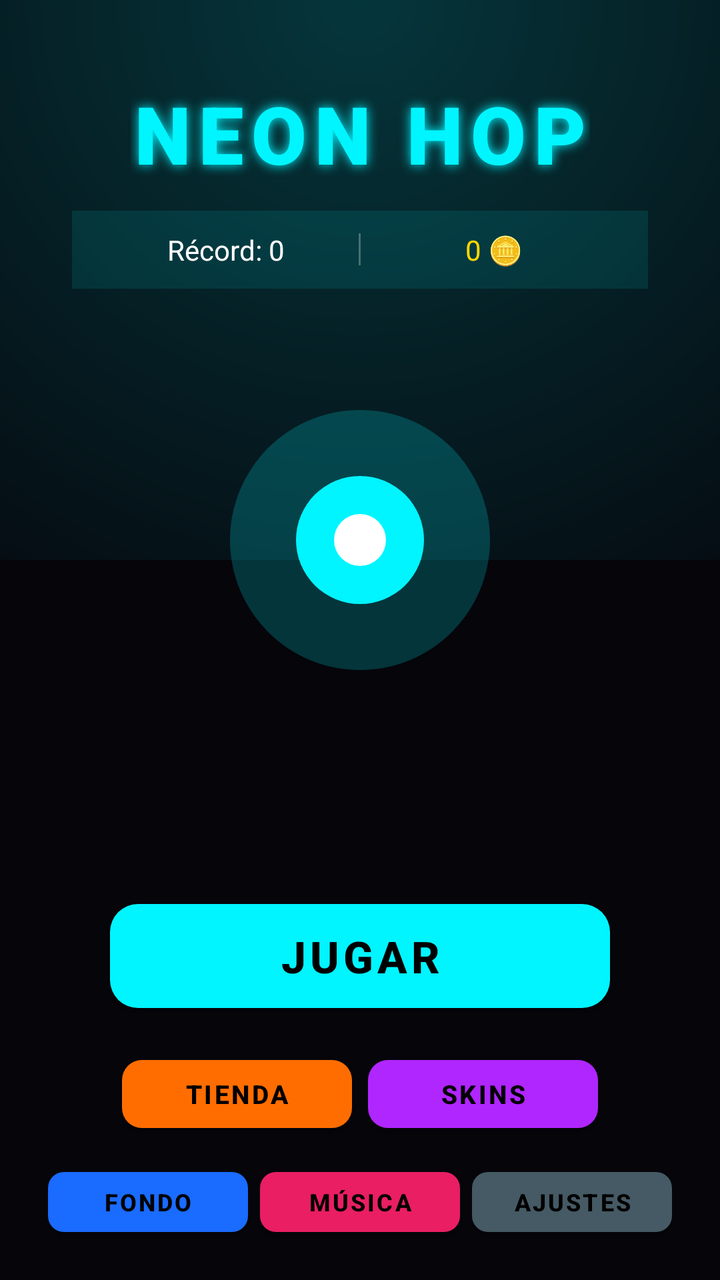
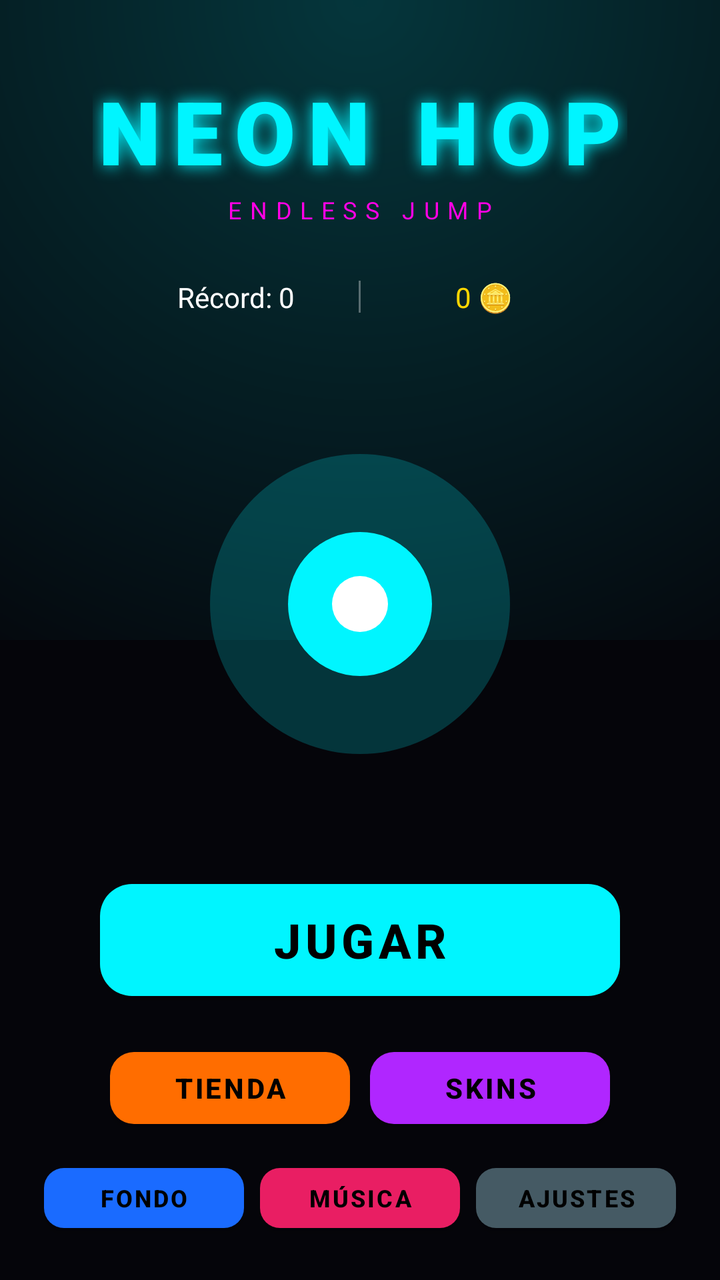

Compare the two renders of this Android layout. The source of the first and the diff that turns it into the second are given below.
<!-- AndroidManifest.xml: activity theme Theme.NeonRush -->
<!-- res/layout/activity_main.xml -->
<?xml version="1.0" encoding="utf-8"?>
<androidx.constraintlayout.widget.ConstraintLayout
    xmlns:android="http://schemas.android.com/apk/res/android"
    xmlns:app="http://schemas.android.com/apk/res-auto"
    android:layout_width="match_parent"
    android:layout_height="match_parent"
    android:background="#05050A">

    <View
        android:id="@+id/topGlow"
        android:layout_width="match_parent"
        android:layout_height="280dp"
        android:background="@drawable/bg_top_glow"
        app:layout_constraintTop_toTopOf="parent" />

    
    <FrameLayout
        android:id="@+id/characterPreview"
        android:layout_width="130dp"
        android:layout_height="130dp"
        app:layout_constraintTop_toTopOf="parent"
        app:layout_constraintBottom_toBottomOf="parent"
        app:layout_constraintStart_toStartOf="parent"
        app:layout_constraintEnd_toEndOf="parent"
        android:layout_marginBottom="100dp">

        <View
            android:layout_width="130dp"
            android:layout_height="130dp"
            android:background="@drawable/character_glow"
            android:layout_gravity="center" />
        <View
            android:layout_width="64dp"
            android:layout_height="64dp"
            android:background="@drawable/character_body"
            android:layout_gravity="center" />
        <View
            android:layout_width="26dp"
            android:layout_height="26dp"
            android:background="@drawable/character_core"
            android:layout_gravity="center" />
    </FrameLayout>

    <TextView
        android:id="@+id/tvTitle"
        android:layout_width="wrap_content"
        android:layout_height="wrap_content"
        android:text="NEON HOP"
        android:textColor="#00F5FF"
        android:textSize="40sp"
        android:textStyle="bold"
        android:fontFamily="sans-serif-black"
        android:letterSpacing="0.1"
        android:shadowColor="#00F5FF"
        android:shadowRadius="14"
        app:layout_constraintTop_toTopOf="parent"
        app:layout_constraintStart_toStartOf="parent"
        app:layout_constraintEnd_toEndOf="parent"
        android:layout_marginTop="40dp" />

    <LinearLayout
        android:id="@+id/statsBar"
        android:layout_width="0dp"
        android:layout_height="wrap_content"
        android:orientation="horizontal"
        android:gravity="center"
        android:padding="10dp"
        android:background="#1A00F5FF"
        app:layout_constraintTop_toBottomOf="@id/tvTitle"
        app:layout_constraintStart_toStartOf="parent"
        app:layout_constraintEnd_toEndOf="parent"
        android:layout_marginTop="12dp"
        android:layout_marginStart="36dp"
        android:layout_marginEnd="36dp">

        <TextView
            android:id="@+id/tvHighScore"
            android:layout_width="0dp"
            android:layout_height="wrap_content"
            android:layout_weight="1"
            android:text="Récord: 0"
            android:textColor="#FFFFFF"
            android:textSize="14sp"
            android:gravity="center" />

        <View
            android:layout_width="1dp"
            android:layout_height="16dp"
            android:background="#44FFFFFF" />

        <TextView
            android:id="@+id/tvCoins"
            android:layout_width="0dp"
            android:layout_height="wrap_content"
            android:layout_weight="1"
            android:text="0 🪙"
            android:textColor="#FFD700"
            android:textSize="14sp"
            android:gravity="center" />
    </LinearLayout>

    
    <com.google.android.material.button.MaterialButton
        android:id="@+id/btnPlay"
        android:layout_width="250dp"
        android:layout_height="64dp"
        android:text="JUGAR"
        android:textSize="22sp"
        android:textStyle="bold"
        android:textColor="#000000"
        app:backgroundTint="#00F5FF"
        app:cornerRadius="14dp"
        app:layout_constraintBottom_toTopOf="@id/rowButtons1"
        app:layout_constraintStart_toStartOf="parent"
        app:layout_constraintEnd_toEndOf="parent"
        android:layout_marginBottom="14dp" />

    
    <LinearLayout
        android:id="@+id/rowButtons1"
        android:layout_width="wrap_content"
        android:layout_height="wrap_content"
        android:orientation="horizontal"
        app:layout_constraintBottom_toTopOf="@id/rowButtons2"
        app:layout_constraintStart_toStartOf="parent"
        app:layout_constraintEnd_toEndOf="parent"
        android:layout_marginBottom="10dp">

        <com.google.android.material.button.MaterialButton
            android:id="@+id/btnShop"
            android:layout_width="115dp"
            android:layout_height="46dp"
            android:text="TIENDA"
            android:textSize="13sp"
            android:textStyle="bold"
            app:backgroundTint="#FF6D00"
            app:cornerRadius="10dp"
            android:layout_marginEnd="8dp" />

        <com.google.android.material.button.MaterialButton
            android:id="@+id/btnSkins"
            android:layout_width="115dp"
            android:layout_height="46dp"
            android:text="SKINS"
            android:textSize="13sp"
            android:textStyle="bold"
            app:backgroundTint="#B026FF"
            app:cornerRadius="10dp" />
    </LinearLayout>

    
    <LinearLayout
        android:id="@+id/rowButtons2"
        android:layout_width="wrap_content"
        android:layout_height="wrap_content"
        android:orientation="horizontal"
        app:layout_constraintBottom_toTopOf="@id/adBannerContainer"
        app:layout_constraintStart_toStartOf="parent"
        app:layout_constraintEnd_toEndOf="parent"
        android:layout_marginBottom="18dp">

        <com.google.android.material.button.MaterialButton
            android:id="@+id/btnBackground"
            android:layout_width="100dp"
            android:layout_height="42dp"
            android:text="FONDO"
            android:textSize="12sp"
            android:textStyle="bold"
            app:backgroundTint="#1A6BFF"
            app:cornerRadius="8dp"
            android:layout_marginEnd="6dp" />

        <com.google.android.material.button.MaterialButton
            android:id="@+id/btnMusic"
            android:layout_width="100dp"
            android:layout_height="42dp"
            android:text="MÚSICA"
            android:textSize="12sp"
            android:textStyle="bold"
            app:backgroundTint="#E91E63"
            app:cornerRadius="8dp"
            android:layout_marginEnd="6dp" />

        <com.google.android.material.button.MaterialButton
            android:id="@+id/btnSettings"
            android:layout_width="100dp"
            android:layout_height="42dp"
            android:text="AJUSTES"
            android:textSize="12sp"
            android:textStyle="bold"
            app:backgroundTint="#455A64"
            app:cornerRadius="8dp" />
    </LinearLayout>

    <FrameLayout
        android:id="@+id/adBannerContainer"
        android:layout_width="match_parent"
        android:layout_height="wrap_content"
        app:layout_constraintBottom_toBottomOf="parent"
        app:layout_constraintStart_toStartOf="parent"
        app:layout_constraintEnd_toEndOf="parent" />

</androidx.constraintlayout.widget.ConstraintLayout>
<!-- resources referenced by this layout -->
<resources>
  <!-- drawable bg_top_glow (drawable) -->
  <?xml version="1.0" encoding="utf-8"?>
  <shape xmlns:android="http://schemas.android.com/apk/res/android">
      <gradient
          android:type="radial"
          android:gradientRadius="400dp"
          android:centerX="0.5"
          android:centerY="0.0"
          android:startColor="#3300F5FF"
          android:endColor="#0005050A" />
  </shape>
  <!-- drawable character_body (drawable) -->
  <?xml version="1.0" encoding="utf-8"?>
  <shape xmlns:android="http://schemas.android.com/apk/res/android" android:shape="oval">
      <solid android:color="#00F5FF" />
  </shape>
  <!-- drawable character_core (drawable) -->
  <?xml version="1.0" encoding="utf-8"?>
  <shape xmlns:android="http://schemas.android.com/apk/res/android" android:shape="oval">
      <solid android:color="#FFFFFF" />
  </shape>
  <!-- drawable character_glow (drawable) -->
  <?xml version="1.0" encoding="utf-8"?>
  <shape xmlns:android="http://schemas.android.com/apk/res/android" android:shape="oval">
      <solid android:color="#3300F5FF" />
  </shape>
  <style name="Theme.NeonRush" parent="Theme.MaterialComponents.DayNight.NoActionBar">
          <item name="colorPrimary">@color/neon_cyan</item>
          <item name="colorPrimaryVariant">@color/neon_purple</item>
          <item name="colorOnPrimary">@color/black</item>
          <item name="colorSecondary">@color/neon_magenta</item>
          <item name="android:statusBarColor">@color/darker_bg</item>
          <item name="android:navigationBarColor">@color/darker_bg</item>
          <item name="android:windowBackground">@color/dark_bg</item>
      </style>
  <color name="neon_cyan">#FF00F5FF</color>
  <color name="neon_purple">#FFB026FF</color>
  <color name="black">#FF000000</color>
  <color name="neon_magenta">#FFFF00E5</color>
  <color name="darker_bg">#FF050508</color>
  <color name="dark_bg">#FF0A0A12</color>
</resources>

<!-- the commit's change to res/layout/activity_main.xml (unified diff, before → after) -->
@@ -6,72 +6,61 @@
     android:layout_height="match_parent"
     android:background="#05050A">
 
+    
     <View
         android:id="@+id/topGlow"
         android:layout_width="match_parent"
-        android:layout_height="280dp"
+        android:layout_height="320dp"
         android:background="@drawable/bg_top_glow"
         app:layout_constraintTop_toTopOf="parent" />
 
     
-    <FrameLayout
-        android:id="@+id/characterPreview"
-        android:layout_width="130dp"
-        android:layout_height="130dp"
-        app:layout_constraintTop_toTopOf="parent"
-        app:layout_constraintBottom_toBottomOf="parent"
-        app:layout_constraintStart_toStartOf="parent"
-        app:layout_constraintEnd_toEndOf="parent"
-        android:layout_marginBottom="100dp">
-
-        <View
-            android:layout_width="130dp"
-            android:layout_height="130dp"
-            android:background="@drawable/character_glow"
-            android:layout_gravity="center" />
-        <View
-            android:layout_width="64dp"
-            android:layout_height="64dp"
-            android:background="@drawable/character_body"
-            android:layout_gravity="center" />
-        <View
-            android:layout_width="26dp"
-            android:layout_height="26dp"
-            android:background="@drawable/character_core"
-            android:layout_gravity="center" />
-    </FrameLayout>
-
     <TextView
         android:id="@+id/tvTitle"
         android:layout_width="wrap_content"
         android:layout_height="wrap_content"
         android:text="NEON HOP"
         android:textColor="#00F5FF"
-        android:textSize="40sp"
+        android:textSize="44sp"
         android:textStyle="bold"
         android:fontFamily="sans-serif-black"
-        android:letterSpacing="0.1"
+        android:letterSpacing="0.14"
         android:shadowColor="#00F5FF"
-        android:shadowRadius="14"
+        android:shadowRadius="20"
         app:layout_constraintTop_toTopOf="parent"
         app:layout_constraintStart_toStartOf="parent"
         app:layout_constraintEnd_toEndOf="parent"
-        android:layout_marginTop="40dp" />
-
+        android:layout_marginTop="36dp" />
+
+    <TextView
+        android:id="@+id/tvSubtitle"
+        android:layout_width="wrap_content"
+        android:layout_height="wrap_content"
+        android:text="ENDLESS JUMP"
+        android:textColor="#FF00E5"
+        android:textSize="12sp"
+        android:letterSpacing="0.35"
+        app:layout_constraintTop_toBottomOf="@id/tvTitle"
+        app:layout_constraintStart_toStartOf="parent"
+        app:layout_constraintEnd_toEndOf="parent"
+        android:layout_marginTop="2dp" />
+
+    
     <LinearLayout
         android:id="@+id/statsBar"
         android:layout_width="0dp"
         android:layout_height="wrap_content"
         android:orientation="horizontal"
         android:gravity="center"
-        android:padding="10dp"
-        android:background="#1A00F5FF"
-        app:layout_constraintTop_toBottomOf="@id/tvTitle"
-        app:layout_constraintStart_toStartOf="parent"
-        app:layout_constraintEnd_toEndOf="parent"
-        android:layout_marginTop="12dp"
-        android:layout_marginStart="36dp"
-        android:layout_marginEnd="36dp">
+        android:paddingVertical="10dp"
+        android:paddingHorizontal="16dp"
+        android:background="@drawable/bg_stats_bar"
+        app:layout_constraintTop_toBottomOf="@id/tvSubtitle"
+        app:layout_constraintStart_toStartOf="parent"
+        app:layout_constraintEnd_toEndOf="parent"
+        android:layout_marginTop="16dp"
+        android:layout_marginStart="40dp"
+        android:layout_marginEnd="40dp">
 
         <TextView
             android:id="@+id/tvHighScore"
@@ -86,7 +75,7 @@
         <View
             android:layout_width="1dp"
             android:layout_height="16dp"
-            android:background="#44FFFFFF" />
+            android:background="#55FFFFFF" />
 
         <TextView
             android:id="@+id/tvCoins"
@@ -100,20 +89,48 @@
     </LinearLayout>
 
     
+    <FrameLayout
+        android:id="@+id/characterPreview"
+        android:layout_width="150dp"
+        android:layout_height="150dp"
+        app:layout_constraintTop_toBottomOf="@id/statsBar"
+        app:layout_constraintBottom_toTopOf="@id/btnPlay"
+        app:layout_constraintStart_toStartOf="parent"
+        app:layout_constraintEnd_toEndOf="parent">
+
+        <View
+            android:layout_width="150dp"
+            android:layout_height="150dp"
+            android:background="@drawable/character_glow"
+            android:layout_gravity="center" />
+        <View
+            android:layout_width="72dp"
+            android:layout_height="72dp"
+            android:background="@drawable/character_body"
+            android:layout_gravity="center" />
+        <View
+            android:layout_width="28dp"
+            android:layout_height="28dp"
+            android:background="@drawable/character_core"
+            android:layout_gravity="center" />
+    </FrameLayout>
+
+    
     <com.google.android.material.button.MaterialButton
         android:id="@+id/btnPlay"
-        android:layout_width="250dp"
-        android:layout_height="64dp"
+        android:layout_width="260dp"
+        android:layout_height="68dp"
         android:text="JUGAR"
-        android:textSize="22sp"
+        android:textSize="24sp"
         android:textStyle="bold"
         android:textColor="#000000"
         app:backgroundTint="#00F5FF"
-        app:cornerRadius="14dp"
+        app:cornerRadius="16dp"
+        app:elevation="10dp"
         app:layout_constraintBottom_toTopOf="@id/rowButtons1"
         app:layout_constraintStart_toStartOf="parent"
         app:layout_constraintEnd_toEndOf="parent"
-        android:layout_marginBottom="14dp" />
+        android:layout_marginBottom="16dp" />
 
     
     <LinearLayout
@@ -128,24 +145,24 @@
 
         <com.google.android.material.button.MaterialButton
             android:id="@+id/btnShop"
-            android:layout_width="115dp"
-            android:layout_height="46dp"
+            android:layout_width="120dp"
+            android:layout_height="48dp"
             android:text="TIENDA"
-            android:textSize="13sp"
+            android:textSize="14sp"
             android:textStyle="bold"
             app:backgroundTint="#FF6D00"
-            app:cornerRadius="10dp"
-            android:layout_marginEnd="8dp" />
+            app:cornerRadius="12dp"
+            android:layout_marginEnd="10dp" />
 
         <com.google.android.material.button.MaterialButton
             android:id="@+id/btnSkins"
-            android:layout_width="115dp"
-            android:layout_height="46dp"
+            android:layout_width="120dp"
+            android:layout_height="48dp"
             android:text="SKINS"
-            android:textSize="13sp"
+            android:textSize="14sp"
             android:textStyle="bold"
             app:backgroundTint="#B026FF"
-            app:cornerRadius="10dp" />
+            app:cornerRadius="12dp" />
     </LinearLayout>
 
     
@@ -157,7 +174,7 @@
         app:layout_constraintBottom_toTopOf="@id/adBannerContainer"
         app:layout_constraintStart_toStartOf="parent"
         app:layout_constraintEnd_toEndOf="parent"
-        android:layout_marginBottom="18dp">
+        android:layout_marginBottom="20dp">
 
         <com.google.android.material.button.MaterialButton
             android:id="@+id/btnBackground"
@@ -167,8 +184,8 @@
             android:textSize="12sp"
             android:textStyle="bold"
             app:backgroundTint="#1A6BFF"
-            app:cornerRadius="8dp"
-            android:layout_marginEnd="6dp" />
+            app:cornerRadius="10dp"
+            android:layout_marginEnd="8dp" />
 
         <com.google.android.material.button.MaterialButton
             android:id="@+id/btnMusic"
@@ -178,8 +195,8 @@
             android:textSize="12sp"
             android:textStyle="bold"
             app:backgroundTint="#E91E63"
-            app:cornerRadius="8dp"
-            android:layout_marginEnd="6dp" />
+            app:cornerRadius="10dp"
+            android:layout_marginEnd="8dp" />
 
         <com.google.android.material.button.MaterialButton
             android:id="@+id/btnSettings"
@@ -189,7 +206,7 @@
             android:textSize="12sp"
             android:textStyle="bold"
             app:backgroundTint="#455A64"
-            app:cornerRadius="8dp" />
+            app:cornerRadius="10dp" />
     </LinearLayout>
 
     <FrameLayout
